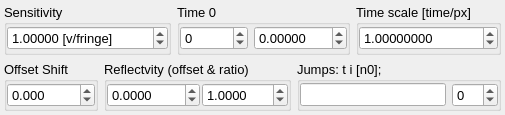
Qt form UIs/nVISAR3.ui (NeutrinoToolkit/Neutrino) before a commit.
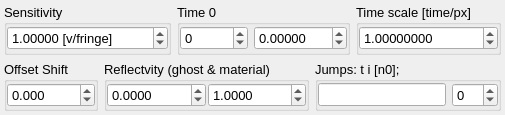
The same form after that commit.

What changed in the file:
```diff
--- a/UIs/nVISAR3.ui
+++ b/UIs/nVISAR3.ui
@@ -236,7 +236,7 @@
          <string>Tweak the reflectivity: R= ratio*Ishot/Iref+offset</string>
         </property>
         <property name="title">
-         <string>Reflectvity (offset &amp;&amp; ratio)</string>
+         <string>Reflectvity (ghost &amp;&amp; material)</string>
         </property>
         <layout class="QGridLayout" name="gridLayout_6">
          <property name="horizontalSpacing">
```
